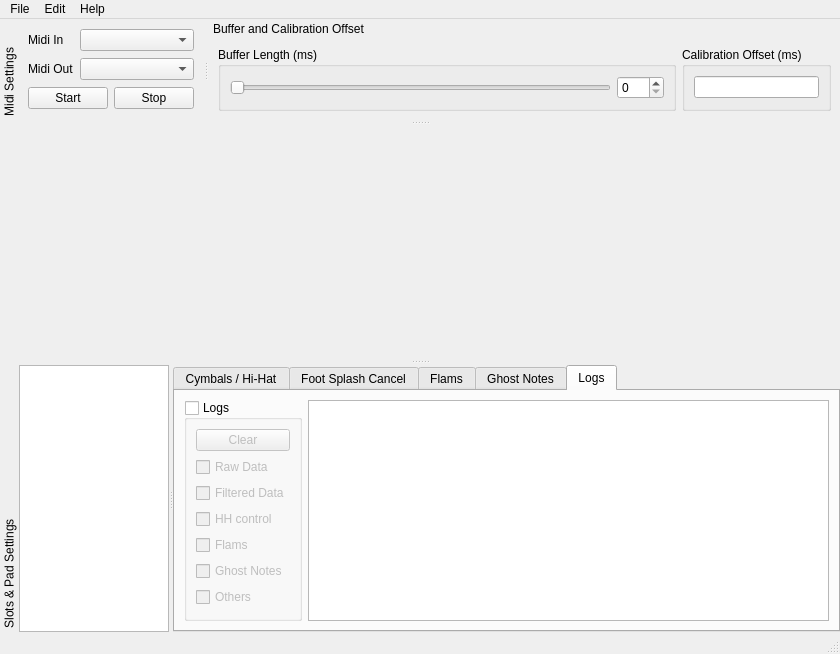
This is src/MainWindow.ui in FromtonRouge/eProDrums as Qt 5 draws it before an edit. The edited form follows.
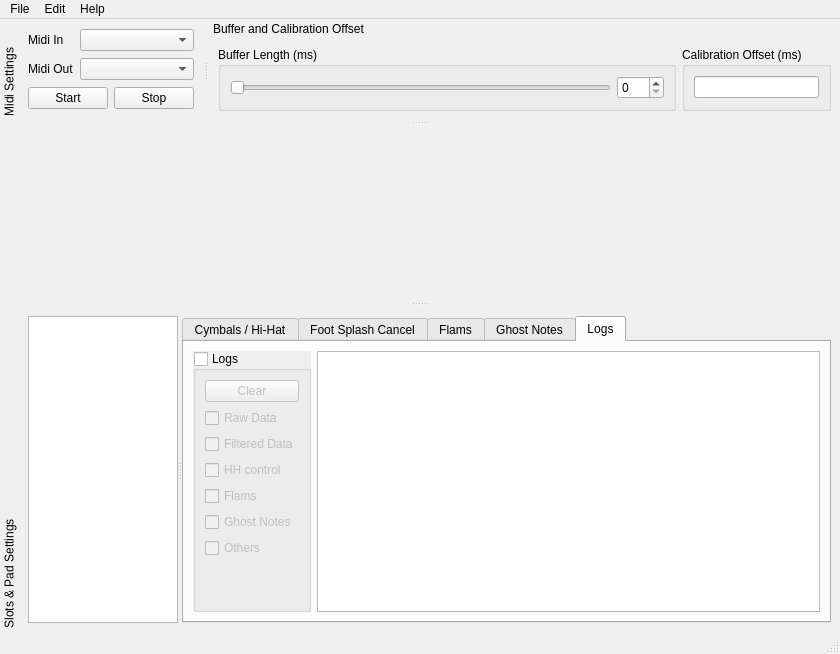
This is the edited form. The open tabs and pages were chosen to show the change. Icons and pictures are not drawn.

Commit message: Better layout

Diff of the .ui file:
```diff
--- a/src/MainWindow.ui
+++ b/src/MainWindow.ui
@@ -36,7 +36,7 @@
          <x>0</x>
          <y>0</y>
          <width>840</width>
-         <height>273</height>
+         <height>255</height>
         </rect>
        </property>
        <layout class="QGridLayout" name="gridLayout_12">
@@ -272,39 +272,12 @@
     <number>8</number>
    </attribute>
    <widget class="QWidget" name="dockWidgetContents_3">
-    <layout class="QGridLayout" name="gridLayout_9">
-     <property name="margin">
-      <number>0</number>
-     </property>
-     <item row="0" column="0">
-      <widget class="QScrollArea" name="scrollArea">
-       <property name="frameShape">
-        <enum>QFrame::NoFrame</enum>
-       </property>
-       <property name="widgetResizable">
-        <bool>true</bool>
-       </property>
-       <widget class="QWidget" name="scrollAreaWidgetContents_2">
-        <property name="geometry">
-         <rect>
-          <x>0</x>
-          <y>0</y>
-          <width>818</width>
-          <height>239</height>
-         </rect>
-        </property>
-        <layout class="QGridLayout" name="gridLayout_10">
-         <property name="margin">
-          <number>0</number>
-         </property>
+    <layout class="QGridLayout" name="gridLayout_2">
          <item row="0" column="0">
           <widget class="QSplitter" name="splitter">
            <property name="orientation">
             <enum>Qt::Horizontal</enum>
            </property>
-           <property name="childrenCollapsible">
-            <bool>false</bool>
-           </property>
            <widget class="QListWidget" name="listWidgetSlots">
             <property name="enabled">
              <bool>true</bool>
@@ -327,7 +300,7 @@
              <attribute name="title">
               <string>Cymbals / Hi-Hat</string>
              </attribute>
-             <layout class="QGridLayout" name="gridLayout_2">
+         <layout class="QGridLayout" name="gridLayout">
               <item row="0" column="0">
                <layout class="QGridLayout" name="gridLayoutHiHat"/>
               </item>
@@ -367,16 +340,42 @@
              <attribute name="title">
               <string>Logs</string>
              </attribute>
-             <layout class="QGridLayout">
-              <item row="0" column="1">
-               <widget class="QTextEdit" name="textEditLog">
-                <property name="readOnly">
+         <layout class="QGridLayout" name="gridLayout_7">
+          <item row="0" column="0">
+           <widget class="QScrollArea" name="scrollArea">
+            <property name="sizePolicy">
+             <sizepolicy hsizetype="Minimum" vsizetype="Expanding">
+              <horstretch>0</horstretch>
+              <verstretch>0</verstretch>
+             </sizepolicy>
+            </property>
+            <property name="frameShape">
+             <enum>QFrame::NoFrame</enum>
+            </property>
+            <property name="widgetResizable">
                  <bool>true</bool>
                 </property>
-               </widget>
-              </item>
+            <widget class="QWidget" name="scrollAreaWidgetContents">
+             <property name="geometry">
+              <rect>
+               <x>0</x>
+               <y>0</y>
+               <width>123</width>
+               <height>195</height>
+              </rect>
+             </property>
+             <layout class="QGridLayout" name="gridLayout_5">
+              <property name="margin">
+               <number>0</number>
+              </property>
               <item row="0" column="0">
                <widget class="QGroupBox" name="groupBoxLogs">
+                <property name="minimumSize">
+                 <size>
+                  <width>105</width>
+                  <height>194</height>
+                 </size>
+                </property>
                 <property name="title">
                  <string>Logs</string>
                 </property>
@@ -439,15 +438,35 @@
                    </property>
                   </widget>
                  </item>
+                 <item row="7" column="2">
+                  <spacer name="verticalSpacer">
+                   <property name="orientation">
+                    <enum>Qt::Vertical</enum>
+                   </property>
+                   <property name="sizeHint" stdset="0">
+                    <size>
+                     <width>20</width>
+                     <height>40</height>
+                    </size>
+                   </property>
+                  </spacer>
+                 </item>
                 </layout>
                </widget>
               </item>
              </layout>
             </widget>
            </widget>
+          </item>
+          <item row="0" column="1">
+           <widget class="QTextEdit" name="textEditLog">
+            <property name="readOnly">
+             <bool>true</bool>
+            </property>
           </widget>
          </item>
         </layout>
+        </widget>
        </widget>
       </widget>
      </item>
```
Lines whose indentation alone changed are shown as unchanged.
